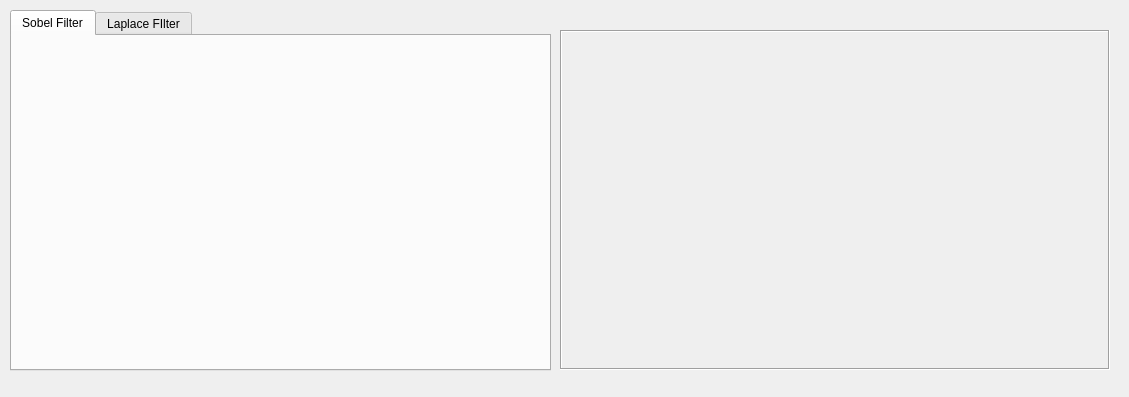
First picture: the form in gui/filters_ui.ui, repository atazmi/Image-Processing-GUI-ToolBox, before the edit.
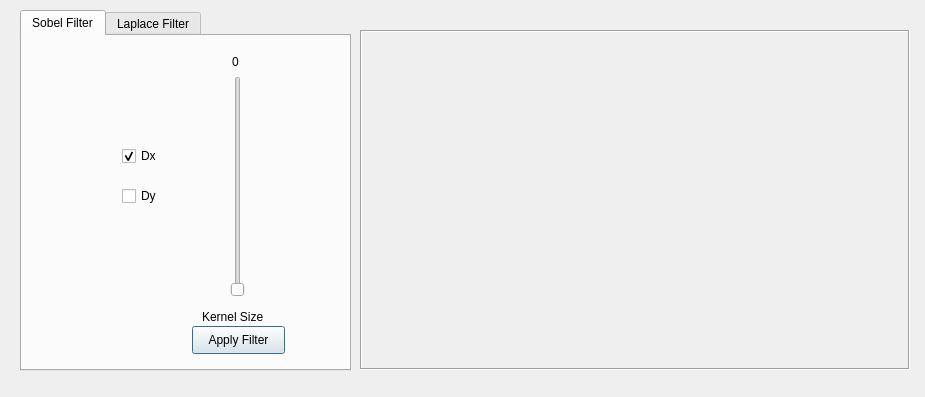
Second picture: the form after the edit.

Patch:
```diff
--- a/gui/filters_ui.ui
+++ b/gui/filters_ui.ui
@@ -6,7 +6,7 @@
    <rect>
     <x>0</x>
     <y>0</y>
-    <width>1129</width>
+    <width>925</width>
     <height>397</height>
    </rect>
   </property>
@@ -16,9 +16,9 @@
   <widget class="QTabWidget" name="tabs">
    <property name="geometry">
     <rect>
-     <x>10</x>
+     <x>20</x>
      <y>10</y>
-     <width>541</width>
+     <width>331</width>
      <height>361</height>
     </rect>
    </property>
@@ -32,17 +32,119 @@
     <attribute name="title">
      <string>Sobel Filter</string>
     </attribute>
+    <widget class="QSlider" name="slider1">
+     <property name="geometry">
+      <rect>
+       <x>200</x>
+       <y>40</y>
+       <width>31</width>
+       <height>221</height>
+      </rect>
+     </property>
+     <property name="minimum">
+      <number>1</number>
+     </property>
+     <property name="maximum">
+      <number>31</number>
+     </property>
+     <property name="singleStep">
+      <number>1</number>
+     </property>
+     <property name="tracking">
+      <bool>true</bool>
+     </property>
+     <property name="orientation">
+      <enum>Qt::Vertical</enum>
+     </property>
+    </widget>
+    <widget class="QLabel" name="label">
+     <property name="geometry">
+      <rect>
+       <x>180</x>
+       <y>270</y>
+       <width>71</width>
+       <height>21</height>
+      </rect>
+     </property>
+     <property name="text">
+      <string>Kernel Size</string>
+     </property>
+     <property name="textFormat">
+      <enum>Qt::AutoText</enum>
+     </property>
+    </widget>
+    <widget class="QLabel" name="slider1_counter">
+     <property name="geometry">
+      <rect>
+       <x>210</x>
+       <y>10</y>
+       <width>31</width>
+       <height>31</height>
+      </rect>
+     </property>
+     <property name="text">
+      <string>0</string>
+     </property>
+     <property name="textFormat">
+      <enum>Qt::AutoText</enum>
+     </property>
+    </widget>
+    <widget class="QCheckBox" name="dx_checkBox">
+     <property name="geometry">
+      <rect>
+       <x>100</x>
+       <y>110</y>
+       <width>81</width>
+       <height>20</height>
+      </rect>
+     </property>
+     <property name="text">
+      <string>Dx</string>
+     </property>
+     <property name="checked">
+      <bool>true</bool>
+     </property>
+    </widget>
+    <widget class="QCheckBox" name="dy_checkBox">
+     <property name="geometry">
+      <rect>
+       <x>100</x>
+       <y>150</y>
+       <width>81</width>
+       <height>20</height>
+      </rect>
+     </property>
+     <property name="text">
+      <string>Dy</string>
+     </property>
+    </widget>
+    <widget class="QPushButton" name="apply_button">
+     <property name="enabled">
+      <bool>true</bool>
+     </property>
+     <property name="geometry">
+      <rect>
+       <x>170</x>
+       <y>290</y>
+       <width>93</width>
+       <height>28</height>
+      </rect>
+     </property>
+     <property name="text">
+      <string>Apply Filter</string>
+     </property>
+    </widget>
    </widget>
    <widget class="QWidget" name="tab_2">
     <attribute name="title">
-     <string>Laplace FIlter</string>
+     <string>Laplace Filter</string>
     </attribute>
    </widget>
   </widget>
   <widget class="QLabel" name="filteredImage_label">
    <property name="geometry">
     <rect>
-     <x>560</x>
+     <x>360</x>
      <y>30</y>
      <width>550</width>
      <height>340</height>
```
Left out of the diff: 72 changed lines with no effect on the pictures.
